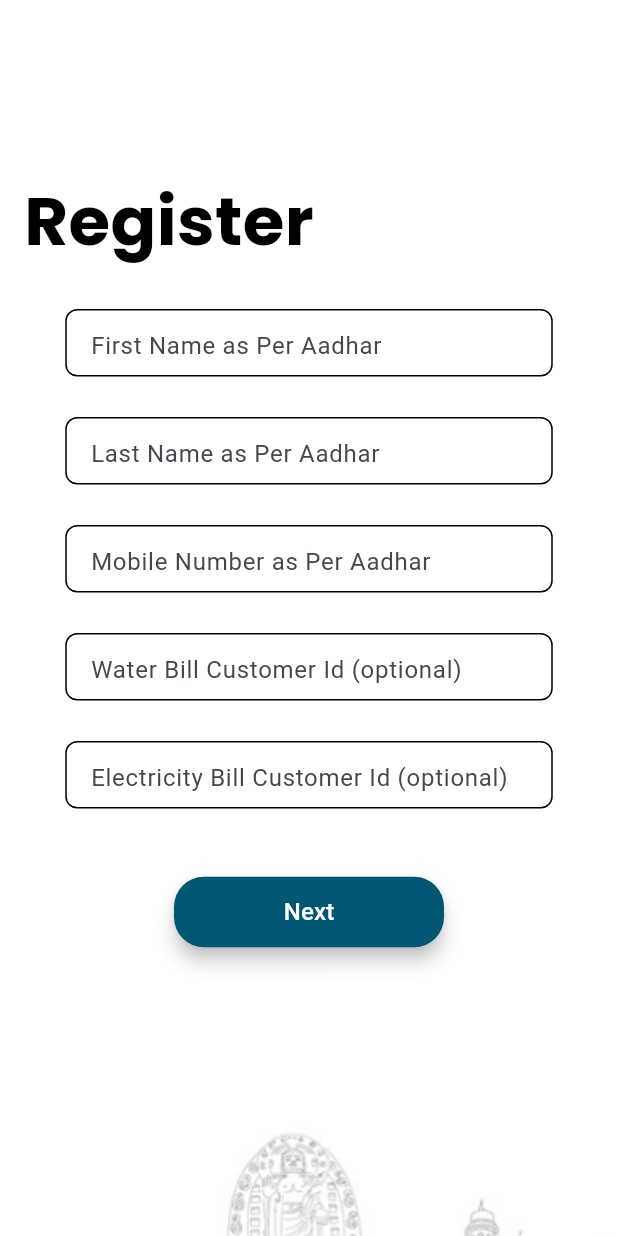
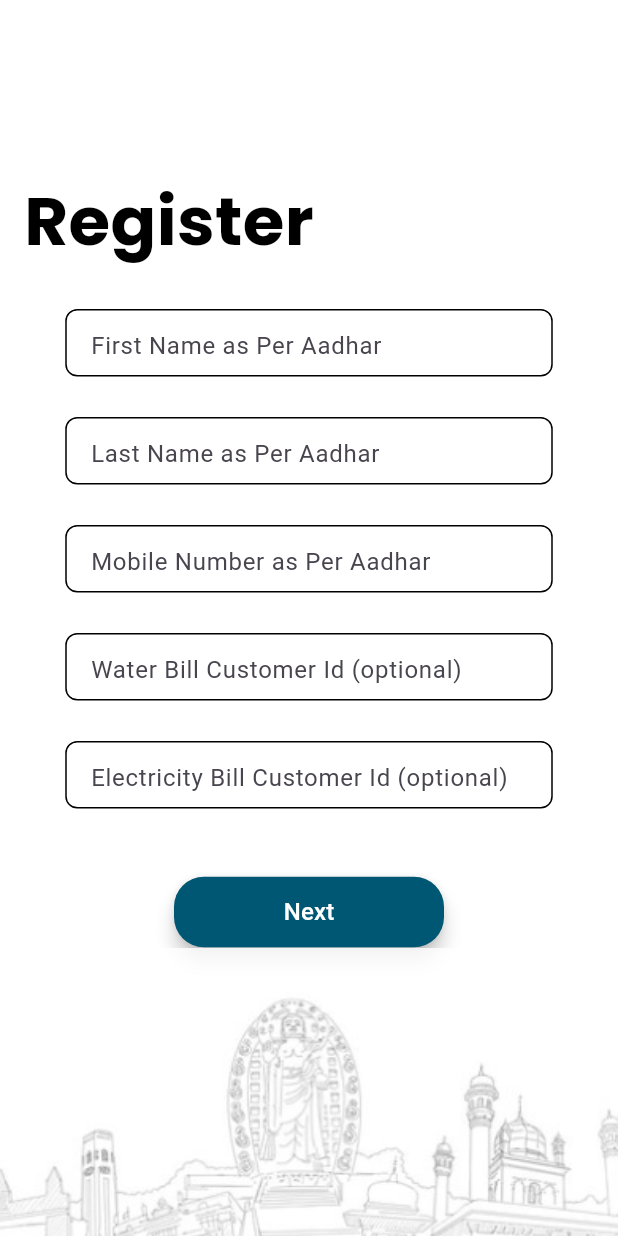
Before and after one commit to projectdoon/project_doon, a Flutter app: the screen it shows after launch, on a phone screen of 412 x 824 dp. Run offline on Flutter 3.47's test engine with Material 3 defaults, Android fonts, the phone set to English and light mode, and no system bars; our stand-ins replace firebase_auth, firebase_core, flutter_svg, geolocator, google_fonts, google_sign_in and 2 more; missing offline and left inert: dart:ffi, mongo_dart; accounts and stored records are empty.

Commit message:
register screen fix

```diff
--- a/lib/register_Screen1.dart
+++ b/lib/register_Screen1.dart
@@ -235,15 +235,13 @@ class _RegisterScreen1State extends State<RegisterScreen1> {
 
 
 
-              Container(
-                padding: EdgeInsets.only(top: 90),
-                alignment: Alignment.bottomLeft,
-                child: Image.asset(
+
+               Image.asset(
                   'assets/loginscreenabstract.png',
                   width: double.infinity,
                   fit: BoxFit.cover,
                 ),
-              ),
+
 
 
 
```
Also changed, not shown: lib/start_screen.dart (+23 -20 lines).
